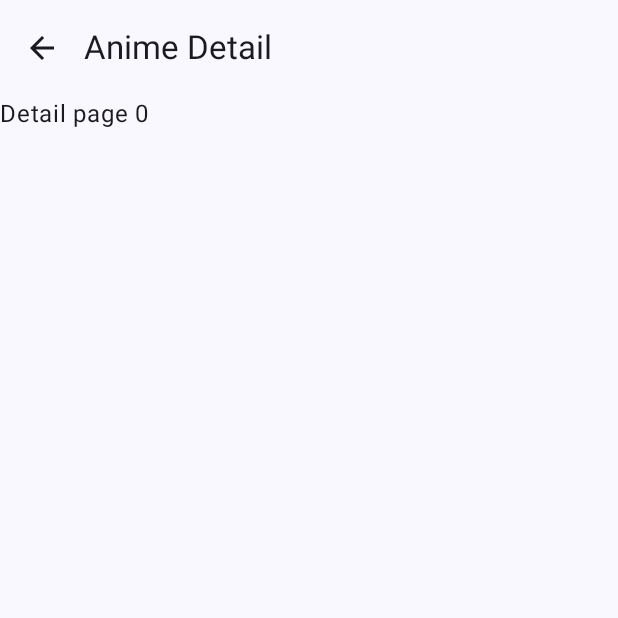
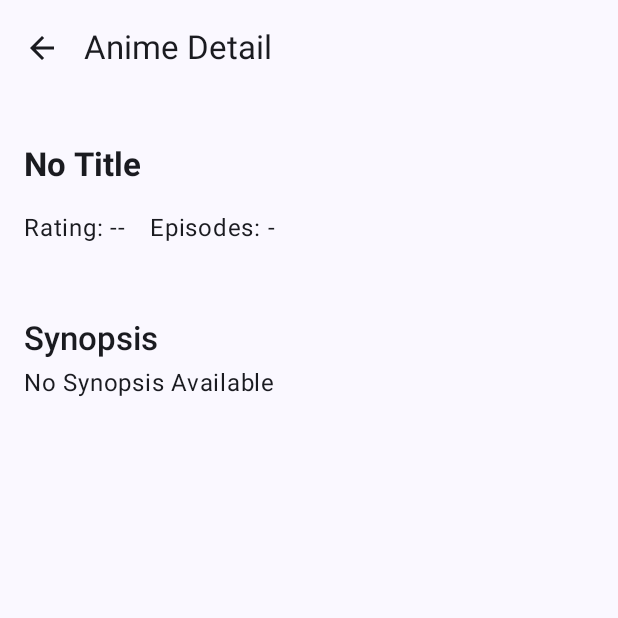
Before and after one commit to rohanbuddy7/seekho_task, an Android app built with Jetpack Compose: the composable DetailScreen called with empty values, on a phone screen of 412 x 824 dp, the top half of it. Run offline under Robolectric (Android 15) with nearby library versions, the phone set to English and light mode, and no system bars; our stand-ins replace Dagger/Hilt's generated code; pictures from the network do not load.

Commit message:
detail page ui update, db and network setup for detail table, created data classes, entity etc

```diff
--- a/app/src/main/java/com/tribe7/seekho_task/data/api/ApiService.kt
+++ b/app/src/main/java/com/tribe7/seekho_task/data/api/ApiService.kt
@@ -1,7 +1,9 @@
 package com.tribe7.seekho_task.data.api
 
+import AnimeDetailResponseDto
 import AnimeListResponseDto
 import retrofit2.http.GET
+import retrofit2.http.Path
 import retrofit2.http.Query
 
 interface ApiService {
@@ -11,4 +13,9 @@ interface ApiService {
         @Query("page") page: Int = 1
     ): AnimeListResponseDto
 
+    @GET("anime/{id}")
+    suspend fun getAnimeDetail(
+        @Path("id") id: Int
+    ): AnimeDetailResponseDto
+
 }
--- /dev/null
+++ b/app/src/main/java/com/tribe7/seekho_task/data/local/dao/AnimeDetailDao.kt
@@ -0,0 +1,23 @@
+package com.tribe7.seekho_task.data.local.dao
+
+import androidx.room.Dao
+import androidx.room.Insert
+import androidx.room.OnConflictStrategy
+import androidx.room.Query
+import com.tribe7.seekho_task.data.local.entity.AnimeDetailEntity
+import com.tribe7.seekho_task.data.local.entity.AnimeEntity
+import kotlinx.coroutines.flow.Flow
+
+@Dao
+interface AnimeDetailDao {
+
+    @Insert(onConflict = OnConflictStrategy.REPLACE)
+    suspend fun insertDetail(detail: AnimeDetailEntity)
+
+    @Query("SELECT * FROM anime_detail where id = :id")
+    suspend fun getDetail(id: Int): AnimeDetailEntity
+
+    @Query("SELECT * FROM anime_detail where id = :id")
+    fun observeDetail(id: Int): Flow<AnimeDetailEntity?>
+
+}
--- a/app/src/main/java/com/tribe7/seekho_task/data/repo/AnimeRepo.kt
+++ b/app/src/main/java/com/tribe7/seekho_task/data/repo/AnimeRepo.kt
@@ -1,16 +1,21 @@
 package com.tribe7.seekho_task.data.repo
 
 import Anime
+import AnimeDetail
 import com.tribe7.seekho_task.data.api.ApiService
 import com.tribe7.seekho_task.data.local.dao.AnimeDao
+import com.tribe7.seekho_task.data.local.dao.AnimeDetailDao
 import com.tribe7.seekho_task.data.local.entity.AnimeEntity
 import com.tribe7.seekho_task.data.local.entity.toAnime
+import com.tribe7.seekho_task.data.local.entity.toAnimeDetail
 import kotlinx.coroutines.flow.Flow
 import kotlinx.coroutines.flow.map
+import toEntity
 
 class AnimeRepo(
     var apiService: ApiService,
-    var dao: AnimeDao
+    var dao: AnimeDao,
+    var animeDetailDao: AnimeDetailDao,
 ) {
 
     suspend fun updateAnimeList(){
@@ -27,10 +32,22 @@ class AnimeRepo(
         dao.insertAll(animeList)
     }
 
+    suspend fun updateAnimeDetail(id: Int){
+        val response = apiService.getAnimeDetail(id)
+        val animeDetail = response.data.toEntity()
+        animeDetailDao.insertDetail(animeDetail)
+    }
+
     suspend fun observeAnime(): Flow<List<Anime>> {
         return dao.observeAllAnime().map { entities ->
             entities.map { it.toAnime() }
         }
     }
 
+    suspend fun observeAnimeDetail(id: Int): Flow<AnimeDetail?> {
+        return animeDetailDao.observeDetail(id).map {entity->
+            entity?.toAnimeDetail()
+        }
+    }
+
 }
--- a/app/src/main/java/com/tribe7/seekho_task/ui/detail/DetailScreen.kt
+++ b/app/src/main/java/com/tribe7/seekho_task/ui/detail/DetailScreen.kt
@@ -1,20 +1,60 @@
 package com.tribe7.seekho_task.ui.detail
 
+import AnimeDetail
+import android.content.Intent
+import android.net.Uri
+import androidx.compose.foundation.clickable
+import androidx.compose.foundation.layout.Arrangement
+import androidx.compose.foundation.layout.Box
+import androidx.compose.foundation.layout.Column
+import androidx.compose.foundation.layout.FlowRow
+import androidx.compose.foundation.layout.Row
+import androidx.compose.foundation.layout.Spacer
+import androidx.compose.foundation.layout.fillMaxSize
+import androidx.compose.foundation.layout.fillMaxWidth
+import androidx.compose.foundation.layout.height
 import androidx.compose.foundation.layout.padding
+import androidx.compose.foundation.lazy.LazyColumn
 import androidx.compose.material.icons.Icons
 import androidx.compose.material.icons.filled.ArrowBack
+import androidx.compose.material3.Card
 import androidx.compose.material3.ExperimentalMaterial3Api
 import androidx.compose.material3.Icon
 import androidx.compose.material3.IconButton
+import androidx.compose.material3.MaterialTheme
 import androidx.compose.material3.Scaffold
 import androidx.compose.material3.Text
 import androidx.compose.material3.TopAppBar
 import androidx.compose.runtime.Composable
+import androidx.compose.runtime.LaunchedEffect
+import androidx.compose.runtime.collectAsState
+import androidx.compose.runtime.getValue
 import androidx.compose.ui.Modifier
+import androidx.compose.ui.graphics.Color
+import androidx.compose.ui.layout.ContentScale
+import androidx.compose.ui.platform.LocalContext
+import androidx.compose.ui.text.font.FontWeight
+import androidx.compose.ui.text.style.TextDecoration
+import androidx.compose.ui.unit.dp
+import androidx.hilt.navigation.compose.hiltViewModel
+import coil.compose.AsyncImage
+import com.tribe7.seekho_task.utils.NetworkResult
 
 @OptIn(ExperimentalMaterial3Api::class)
 @Composable
-fun DetailScreen(id: Int, onBack: () -> Unit, modifier: Modifier) {
+fun DetailScreen(
+    id: Int,
+    onBack: () -> Unit,
+    modifier: Modifier,
+    vm: DetailViewModel = hiltViewModel()
+) {
+    LaunchedEffect(id) {
+        vm.getAnimeDetail(id)
+        vm.updateAnimeDetail(id)
+    }
+
+    val state by vm.state.collectAsState()
+
     Scaffold(
         topBar = {
             TopAppBar(
@@ -27,6 +67,132 @@ fun DetailScreen(id: Int, onBack: () -> Unit, modifier: Modifier) {
             )
         }
     ) { paddingValues ->
-        Text(modifier = Modifier.padding(paddingValues = paddingValues), text = "Detail page $id")
+        Box(modifier = Modifier.padding(paddingValues = paddingValues)){
+            when (state) {
+                is NetworkResult.Loading -> {
+                    Text(
+                        text = "Loading...",
+                        modifier = Modifier.padding(paddingValues)
+                    )
+                }
+
+                is NetworkResult.Success -> {
+                    val animeDetail = (state as NetworkResult.Success<AnimeDetail>).data
+                    AnimeDetailScreenUI(animeDetail)
+                }
+
+                is NetworkResult.Error -> {
+                    Text(
+                        text = "Something went wrong",
+                        modifier = Modifier.padding(paddingValues)
+                    )
+                }
+            }
+        }
     }
 }
+
+@Composable
+fun AnimeDetailScreenUI(
+    detail: AnimeDetail?,
+    modifier: Modifier = Modifier
+) {
+    val context = LocalContext.current
+    LazyColumn(
+        modifier = modifier
+            .fillMaxSize()
+            .padding(16.dp),
+        verticalArrangement = Arrangement.spacedBy(16.dp)
+    ) {
+
+        item {
+            AsyncImage(
+                model = detail?.posterUrl,
+                contentDescription = detail?.title,
+                modifier = Modifier.fillMaxWidth(),
+                contentScale = ContentScale.FillWidth
+            )
+        }
+
+        item {
+            Text(
+                text = detail?.title ?: "No Title",
+                style = MaterialTheme.typography.titleLarge,
+                fontWeight = FontWeight.Bold
+            )
+        }
+
+        item {
+            Row(horizontalArrangement = Arrangement.spacedBy(16.dp)) {
+                Text("Rating: ${detail?.rating ?: "--"}")
+                Text("Episodes: ${detail?.episodes ?: "-"}")
+            }
+        }
+
+        item {
+            if(detail?.trailerUrl?.isNotEmpty()==true) {
+                Text(
+                    text = "Watch Trailer",
+                    color = Color(0xFF1E88E5),
+                    fontWeight = FontWeight.SemiBold,
+                    textDecoration = TextDecoration.Underline,
+                    modifier = Modifier.clickable {
+                        val intent = Intent(Intent.ACTION_VIEW, Uri.parse(detail.trailerUrl))
+                        context.startActivity(intent)
+                    }
+                )
+            }
+        }
+
+        item {
+            if (detail?.genres?.isNotEmpty()==true) {
+                FlowRow(
+                    horizontalArrangement = Arrangement.spacedBy(8.dp),
+                    verticalArrangement = Arrangement.spacedBy(8.dp)
+                ) {
+                    detail.genres.forEach { genre ->
+                        Card(
+                            onClick = {}
+                        ) {
+                            Text(genre,
+                                modifier = Modifier.padding(10.dp)
+                            )
+                        }
+                    }
+                }
+
+            }
+        }
+
+        item {
+            Text(
+                text = "Synopsis",
+                style = MaterialTheme.typography.titleLarge,
+                fontWeight = FontWeight.SemiBold
+            )
+            Spacer(Modifier.height(6.dp))
+            Text(
+                text = detail?.synopsis ?: "No Synopsis Available",
+                style = MaterialTheme.typography.bodyLarge
+            )
+        }
+
+        if (detail?.studios?.isNotEmpty()==true) {
+            item {
+                Text(
+                    text = "Main Cast",
+                    style = MaterialTheme.typography.titleLarge,
+                    fontWeight = FontWeight.SemiBold
+                )
+                Spacer(Modifier.height(6.dp))
+                Column(verticalArrangement = Arrangement.spacedBy(4.dp)) {
+                    detail.studios.forEach {
+                        Text("• $it")
+                    }
+                }
+            }
+        }
+
+        item { Spacer(Modifier.height(32.dp)) }
+    }
+}
--- /dev/null
+++ b/app/src/main/java/com/tribe7/seekho_task/ui/detail/DetailViewModel.kt
@@ -0,0 +1,39 @@
+package com.tribe7.seekho_task.ui.detail
+
+import AnimeDetail
+import androidx.lifecycle.ViewModel
+import androidx.lifecycle.viewModelScope
+import com.tribe7.seekho_task.data.repo.AnimeRepo
+import com.tribe7.seekho_task.utils.NetworkResult
+import dagger.hilt.android.lifecycle.HiltViewModel
+import kotlinx.coroutines.Dispatchers
+import kotlinx.coroutines.flow.MutableStateFlow
+import kotlinx.coroutines.flow.StateFlow
+import kotlinx.coroutines.launch
+import java.lang.Exception
+import javax.inject.Inject
+
+@HiltViewModel
+class DetailViewModel @Inject constructor(var repo: AnimeRepo): ViewModel() {
+    private val _state = MutableStateFlow<NetworkResult<AnimeDetail?>>(NetworkResult.Loading())
+    val state: StateFlow<NetworkResult<AnimeDetail?>> = _state
+
+    fun updateAnimeDetail(id: Int){
+        viewModelScope.launch(Dispatchers.IO) {
+            try{
+                repo.updateAnimeDetail(id)
+            }catch (e: Exception){
+                e.printStackTrace()
+            }
+        }
+    }
+
+    fun getAnimeDetail(id: Int){
+        viewModelScope.launch(Dispatchers.IO) {
+            repo.observeAnimeDetail(id).collect { data ->
+                _state.value = NetworkResult.Success(data = data)
+            }
+        }
+    }
+
+}
```
Also changed, not shown: app/src/main/java/com/tribe7/seekho_task/data/local/db/AppDatabase.kt (+7 -2 lines), app/src/main/java/com/tribe7/seekho_task/data/local/entity/AnimeDetailEntity.kt (added, +30 -0 lines), app/src/main/java/com/tribe7/seekho_task/data/model/AnimeDetail.kt (added, +74 -0 lines), app/src/main/java/com/tribe7/seekho_task/di/AppModule.kt (+7 -1 lines), app/src/main/java/com/tribe7/seekho_task/ui/home/HomeScreen.kt (+15 -7 lines).
